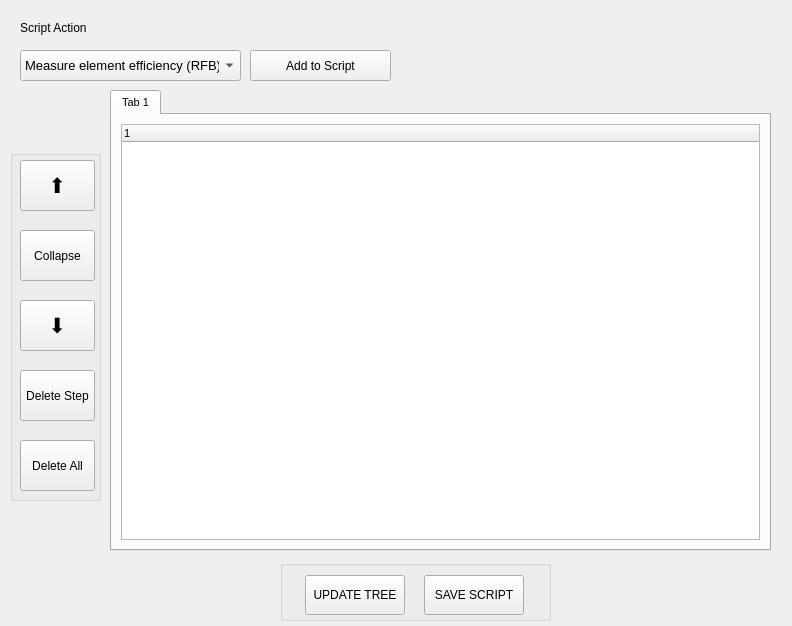
First picture: the form in Widget_Library/widget_script_editor.ui, repository 8foldrepo/RF_Balance_Profound, before the edit.
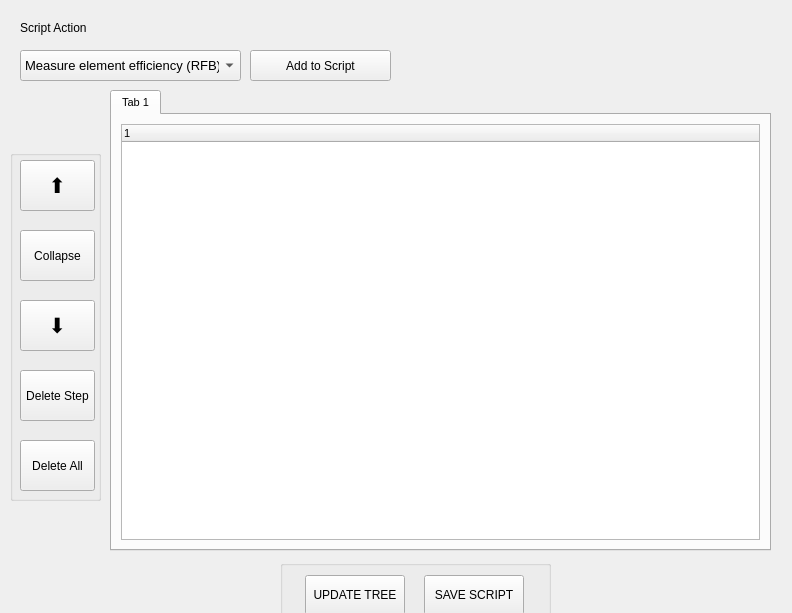
Second picture: the form after the edit.

```diff
--- a/Widget_Library/widget_script_editor.ui
+++ b/Widget_Library/widget_script_editor.ui
@@ -7,7 +7,7 @@
     <x>0</x>
     <y>0</y>
     <width>792</width>
-    <height>626</height>
+    <height>613</height>
    </rect>
   </property>
   <property name="windowTitle">
```
Left out of the diff: 6 changed lines with no effect on the pictures.
